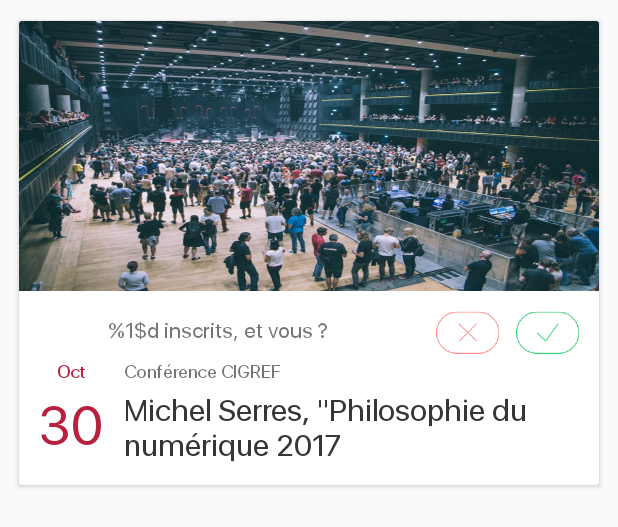
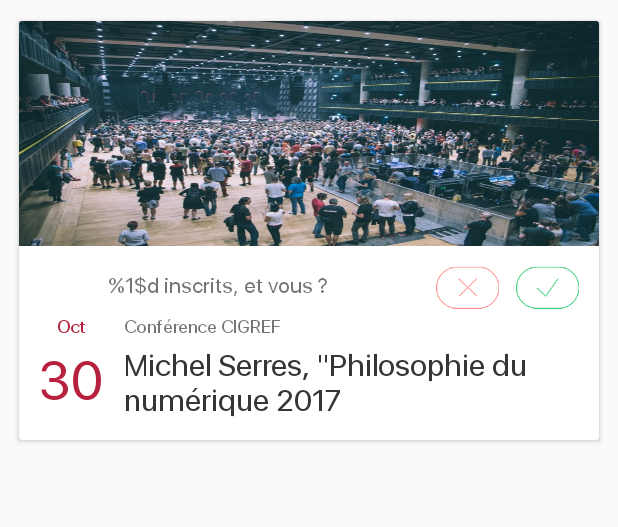
Before and after one commit to alexislargaiolli/cigref, an Android app: the layout event_view.xml on its own in the app's theme, with its tools: preview values and no code run, on a phone screen of 412 x 824 dp. Shown: the top 527 px of the screen. Run offline under Robolectric (Android 15) with nearby library versions, the phone set to English and light mode, and no system bars.

Commit message:
Fix event cell image size

```diff
--- a/app/src/main/res/layout/event_view.xml
+++ b/app/src/main/res/layout/event_view.xml
@@ -26,7 +26,7 @@
             <ImageView
                 android:id="@+id/poster"
                 android:layout_width="match_parent"
-                android:layout_height="180dp"
+                android:layout_height="150dp"
                 android:layout_weight="1"
                 android:background="@drawable/forum"
                 android:scaleType="fitCenter" />
```
